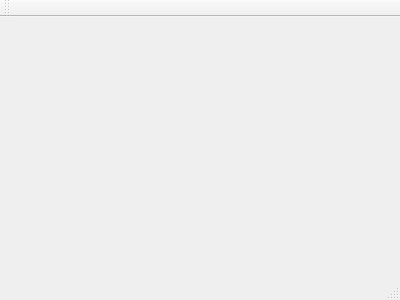
This is qt/mainwindow.ui in herodrigues/cvip as Qt 5 draws it before an edit. The edited form follows.
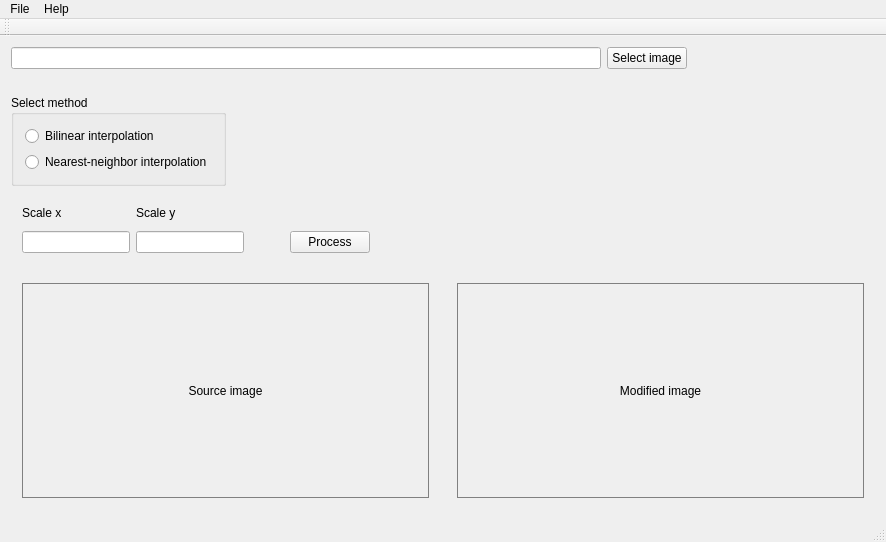
This is the edited form.

Commit message:
Add bilinear interpolation method
Summary:
- Add img resources
- Add combobox, widgets for images, buttons and menu
- Add namespace cvip

The edit to the form file:
```diff
--- a/qt/mainwindow.ui
+++ b/qt/mainwindow.ui
@@ -1,24 +1,309 @@
 <ui version="4.0">
  <class>MainWindow</class>
- <widget class="QMainWindow" name="MainWindow" >
-  <property name="geometry" >
+ <widget class="QMainWindow" name="MainWindow">
+  <property name="geometry">
    <rect>
     <x>0</x>
     <y>0</y>
-    <width>400</width>
-    <height>300</height>
+    <width>886</width>
+    <height>542</height>
    </rect>
   </property>
-  <property name="windowTitle" >
+  <property name="sizePolicy">
+   <sizepolicy hsizetype="Preferred" vsizetype="Preferred">
+    <horstretch>0</horstretch>
+    <verstretch>0</verstretch>
+   </sizepolicy>
+  </property>
+  <property name="windowTitle">
    <string>MainWindow</string>
   </property>
-  <widget class="QMenuBar" name="menuBar" />
-  <widget class="QToolBar" name="mainToolBar" />
-  <widget class="QWidget" name="centralWidget" />
-  <widget class="QStatusBar" name="statusBar" />
+  <widget class="QWidget" name="centralWidget">
+   <layout class="QGridLayout" name="gridLayout_2">
+    <item row="0" column="0">
+     <layout class="QHBoxLayout" name="horizontalLayout_4">
+      <property name="spacing">
+       <number>6</number>
+      </property>
+      <property name="sizeConstraint">
+       <enum>QLayout::SetFixedSize</enum>
+      </property>
+      <property name="leftMargin">
+       <number>0</number>
+      </property>
+      <property name="rightMargin">
+       <number>0</number>
+      </property>
+      <item>
+       <layout class="QHBoxLayout" name="horizontalLayout">
+        <property name="spacing">
+         <number>6</number>
+        </property>
+        <item>
+         <widget class="QLineEdit" name="imgLineEdit">
+          <property name="readOnly">
+           <bool>true</bool>
+          </property>
+         </widget>
+        </item>
+        <item>
+         <widget class="QPushButton" name="selectImgBtn">
+          <property name="text">
+           <string>Select image</string>
+          </property>
+         </widget>
+        </item>
+       </layout>
+      </item>
+      <item>
+       <spacer name="horizontalSpacer">
+        <property name="orientation">
+         <enum>Qt::Horizontal</enum>
+        </property>
+        <property name="sizeType">
+         <enum>QSizePolicy::Preferred</enum>
+        </property>
+        <property name="sizeHint" stdset="0">
+         <size>
+          <width>188</width>
+          <height>20</height>
+         </size>
+        </property>
+       </spacer>
+      </item>
+     </layout>
+    </item>
+    <item row="1" column="0">
+     <spacer name="horizontalSpacer_4">
+      <property name="orientation">
+       <enum>Qt::Horizontal</enum>
+      </property>
+      <property name="sizeHint" stdset="0">
+       <size>
+        <width>865</width>
+        <height>20</height>
+       </size>
+      </property>
+     </spacer>
+    </item>
+    <item row="2" column="0">
+     <widget class="QGroupBox" name="groupBox">
+      <property name="sizePolicy">
+       <sizepolicy hsizetype="Fixed" vsizetype="Fixed">
+        <horstretch>0</horstretch>
+        <verstretch>0</verstretch>
+       </sizepolicy>
+      </property>
+      <property name="title">
+       <string>Select method</string>
+      </property>
+      <layout class="QFormLayout" name="formLayout">
+       <item row="0" column="0">
+        <widget class="QRadioButton" name="rbBilinear">
+         <property name="text">
+          <string>Bilinear interpolation</string>
+         </property>
+        </widget>
+       </item>
+       <item row="1" column="0">
+        <widget class="QRadioButton" name="rbNeighbor">
+         <property name="text">
+          <string>Nearest-neighbor interpolation</string>
+         </property>
+        </widget>
+       </item>
+      </layout>
+     </widget>
+    </item>
+    <item row="3" column="0">
+     <widget class="QSplitter" name="splitter">
+      <property name="sizePolicy">
+       <sizepolicy hsizetype="Fixed" vsizetype="Fixed">
+        <horstretch>0</horstretch>
+        <verstretch>0</verstretch>
+       </sizepolicy>
+      </property>
+      <property name="orientation">
+       <enum>Qt::Horizontal</enum>
+      </property>
+      <widget class="QWidget" name="">
+       <layout class="QGridLayout" name="gridLayout">
+        <item row="1" column="3" rowspan="2">
+         <widget class="QPushButton" name="processBtn">
+          <property name="sizePolicy">
+           <sizepolicy hsizetype="Preferred" vsizetype="Fixed">
+            <horstretch>0</horstretch>
+            <verstretch>0</verstretch>
+           </sizepolicy>
+          </property>
+          <property name="text">
+           <string>Process</string>
+          </property>
+         </widget>
+        </item>
+        <item row="0" column="3">
+         <spacer name="horizontalSpacer_6">
+          <property name="orientation">
+           <enum>Qt::Horizontal</enum>
+          </property>
+          <property name="sizeHint" stdset="0">
+           <size>
+            <width>40</width>
+            <height>20</height>
+           </size>
+          </property>
+         </spacer>
+        </item>
+        <item row="0" column="0">
+         <widget class="QLabel" name="label">
+          <property name="text">
+           <string>Scale x</string>
+          </property>
+         </widget>
+        </item>
+        <item row="1" column="1" rowspan="2">
+         <widget class="QLineEdit" name="lineEdit_2"/>
+        </item>
+        <item row="0" column="1">
+         <widget class="QLabel" name="label_2">
+          <property name="text">
+           <string>Scale y</string>
+          </property>
+         </widget>
+        </item>
+        <item row="1" column="0" rowspan="2">
+         <widget class="QLineEdit" name="lineEdit"/>
+        </item>
+        <item row="1" column="2">
+         <spacer name="horizontalSpacer_2">
+          <property name="orientation">
+           <enum>Qt::Horizontal</enum>
+          </property>
+          <property name="sizeType">
+           <enum>QSizePolicy::Maximum</enum>
+          </property>
+          <property name="sizeHint" stdset="0">
+           <size>
+            <width>40</width>
+            <height>20</height>
+           </size>
+          </property>
+         </spacer>
+        </item>
+       </layout>
+      </widget>
+     </widget>
+    </item>
+    <item row="4" column="0">
+     <layout class="QHBoxLayout" name="horizontalLayout_3">
+      <item>
+       <widget class="QWidget" name="widget" native="true">
+        <layout class="QHBoxLayout" name="horizontalLayout_5">
+         <item>
+          <widget class="QLabel" name="sourceImg">
+           <property name="styleSheet">
+            <string notr="true">border: 1px solid grey</string>
+           </property>
+           <property name="text">
+            <string>Source image</string>
+           </property>
+           <property name="scaledContents">
+            <bool>true</bool>
+           </property>
+           <property name="alignment">
+            <set>Qt::AlignCenter</set>
+           </property>
+          </widget>
+         </item>
+        </layout>
+       </widget>
+      </item>
+      <item>
+       <widget class="QWidget" name="widget_2" native="true">
+        <layout class="QHBoxLayout" name="horizontalLayout_2">
+         <item>
+          <widget class="QLabel" name="modifiedImg">
+           <property name="styleSheet">
+            <string notr="true">border: 1px solid grey</string>
+           </property>
+           <property name="text">
+            <string>Modified image</string>
+           </property>
+           <property name="alignment">
+            <set>Qt::AlignCenter</set>
+           </property>
+          </widget>
+         </item>
+        </layout>
+       </widget>
+      </item>
+     </layout>
+    </item>
+   </layout>
+   <zorder>selectImgBtn</zorder>
+   <zorder>imgLineEdit</zorder>
+   <zorder>widget</zorder>
+   <zorder>widget_2</zorder>
+   <zorder>horizontalSpacer</zorder>
+   <zorder>groupBox</zorder>
+   <zorder>widget</zorder>
+   <zorder>horizontalSpacer_2</zorder>
+   <zorder>splitter</zorder>
+   <zorder>horizontalSpacer_2</zorder>
+   <zorder>horizontalSpacer_3</zorder>
+   <zorder>horizontalSpacer_4</zorder>
+   <zorder>label</zorder>
+   <zorder>label_2</zorder>
+   <zorder>lineEdit</zorder>
+   <zorder>lineEdit_2</zorder>
+   <zorder>horizontalSpacer_5</zorder>
+   <zorder>horizontalSpacer_6</zorder>
+  </widget>
+  <widget class="QMenuBar" name="menuBar">
+   <property name="geometry">
+    <rect>
+     <x>0</x>
+     <y>0</y>
+     <width>886</width>
+     <height>27</height>
+    </rect>
+   </property>
+   <widget class="QMenu" name="menuFile">
+    <property name="title">
+     <string>File</string>
+    </property>
+    <addaction name="actionQuit"/>
+   </widget>
+   <widget class="QMenu" name="menuHel">
+    <property name="title">
+     <string>Help</string>
+    </property>
+    <addaction name="actionAbout"/>
+   </widget>
+   <addaction name="menuFile"/>
+   <addaction name="menuHel"/>
+  </widget>
+  <widget class="QToolBar" name="mainToolBar">
+   <attribute name="toolBarArea">
+    <enum>TopToolBarArea</enum>
+   </attribute>
+   <attribute name="toolBarBreak">
+    <bool>false</bool>
+   </attribute>
+  </widget>
+  <widget class="QStatusBar" name="statusBar"/>
+  <action name="actionAbout">
+   <property name="text">
+    <string>About</string>
+   </property>
+  </action>
+  <action name="actionQuit">
+   <property name="text">
+    <string>Quit</string>
+   </property>
+  </action>
  </widget>
- <layoutDefault spacing="6" margin="11" />
- <pixmapfunction></pixmapfunction>
+ <layoutdefault spacing="6" margin="11"/>
  <resources/>
  <connections/>
 </ui>
```
Left out of the diff: 20 changed lines with no effect on the pictures. The commit also changes 11 other files.
